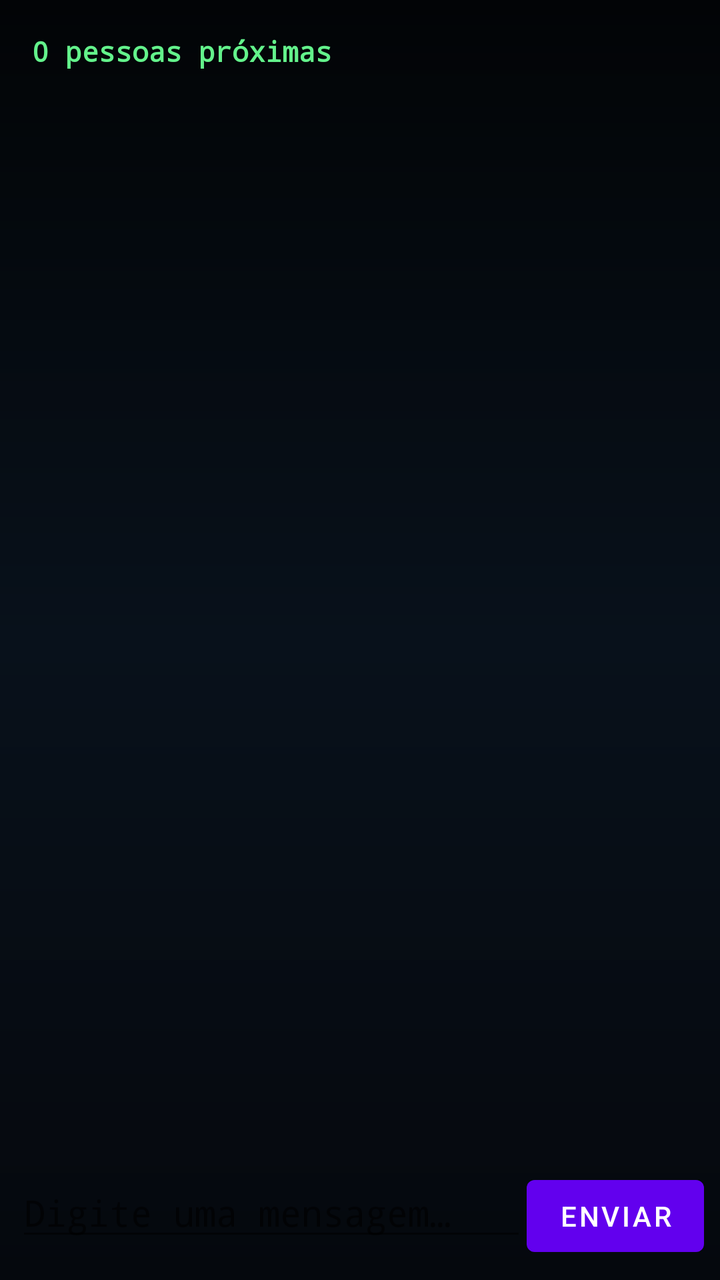
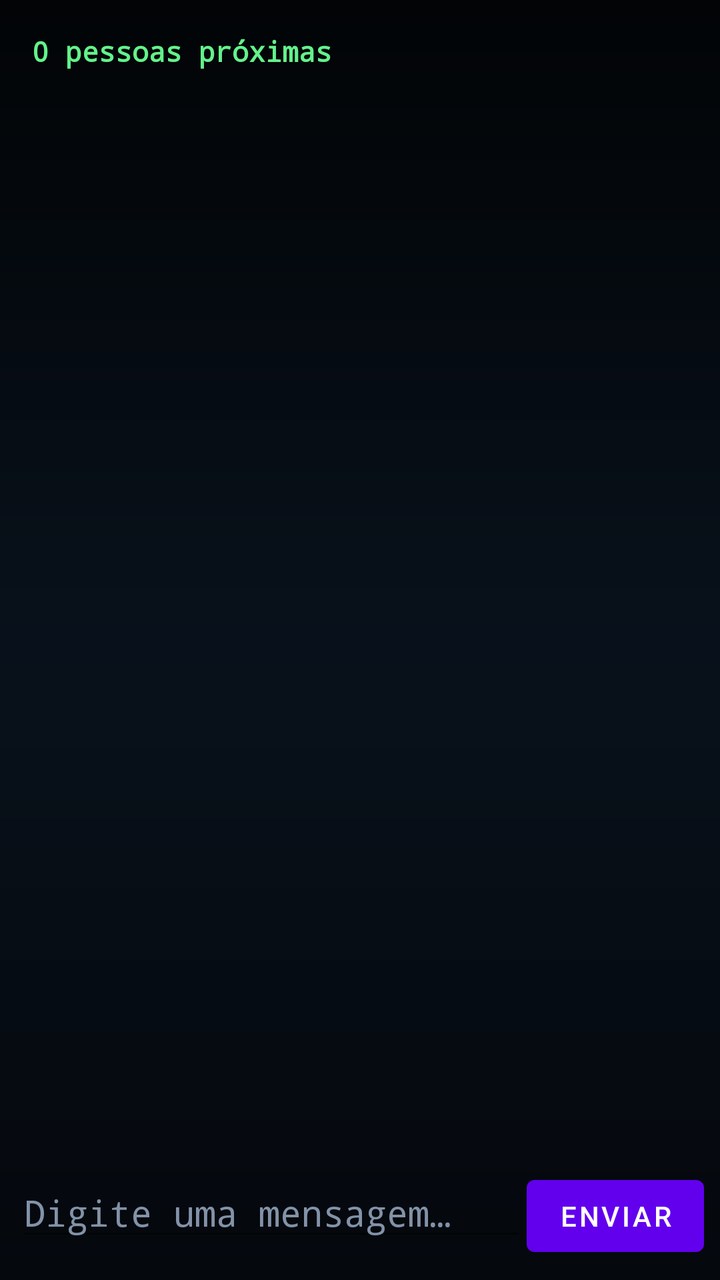

Two renders of the same Android screen: before a commit and after it. Below are the layout's source before the change and the commit's diff.
<!-- AndroidManifest.xml: application theme Theme.MeshMsg -->
<!-- res/layout/activity_main.xml -->
<?xml version="1.0" encoding="utf-8"?>
<androidx.constraintlayout.widget.ConstraintLayout xmlns:android="http://schemas.android.com/apk/res/android"
    xmlns:app="http://schemas.android.com/apk/res-auto"
    android:layout_width="match_parent"
    android:layout_height="match_parent"
    android:padding="8dp"
    android:background="@drawable/chat_background">

    <TextView
        android:id="@+id/tvPeers"
        android:layout_width="0dp"
        android:layout_height="wrap_content"
        android:text="@string/peers_zero"
        android:textStyle="bold"
        android:fontFamily="monospace"
        android:textColor="#63F28B"
        android:padding="8dp"
        app:layout_constraintTop_toTopOf="parent"
        app:layout_constraintStart_toStartOf="parent"
        app:layout_constraintEnd_toEndOf="parent" />

    <androidx.recyclerview.widget.RecyclerView
        android:id="@+id/rvMessages"
        android:layout_width="0dp"
        android:layout_height="0dp"
        android:layout_marginTop="8dp"
        app:layout_constraintTop_toBottomOf="@id/tvPeers"
        app:layout_constraintBottom_toTopOf="@id/inputBar"
        app:layout_constraintStart_toStartOf="parent"
        app:layout_constraintEnd_toEndOf="parent" />

    <LinearLayout
        android:id="@+id/inputBar"
        android:layout_width="0dp"
        android:layout_height="wrap_content"
        android:orientation="horizontal"
        android:layout_marginTop="8dp"
        app:layout_constraintBottom_toBottomOf="parent"
        app:layout_constraintStart_toStartOf="parent"
        app:layout_constraintEnd_toEndOf="parent">

        <EditText
            android:id="@+id/etMessage"
            android:layout_width="0dp"
            android:layout_height="wrap_content"
            android:layout_weight="1"
            android:hint="@string/hint_message"
            android:fontFamily="monospace"
            android:textColor="#E8F1FF"
            android:hintTextColor="#8292A8"
            android:inputType="text" />

        <Button
            android:id="@+id/btnSend"
            android:layout_width="wrap_content"
            android:layout_height="wrap_content"
            android:text="@string/send" />
    </LinearLayout>

</androidx.constraintlayout.widget.ConstraintLayout>
<!-- resources referenced by this layout -->
<resources>
  <!-- drawable chat_background (drawable) -->
  <?xml version="1.0" encoding="utf-8"?>
  <shape xmlns:android="http://schemas.android.com/apk/res/android">
      <gradient android:startColor="#05080D" android:centerColor="#08111B" android:endColor="#020406" android:angle="90"/>
  </shape>
  <string name="hint_message">Digite uma mensagem…</string>
  <string name="peers_zero">0 pessoas próximas</string>
  <string name="send">Enviar</string>
  <style name="Theme.MeshMsg" parent="Theme.MaterialComponents.DayNight.NoActionBar" />
</resources>

<!-- the commit's change to res/layout/activity_main.xml (unified diff, before → after) -->
@@ -47,7 +47,7 @@
             android:hint="@string/hint_message"
             android:fontFamily="monospace"
             android:textColor="#E8F1FF"
-            android:hintTextColor="#8292A8"
+            android:textColorHint="#8292A8"
             android:inputType="text" />
 
         <Button
